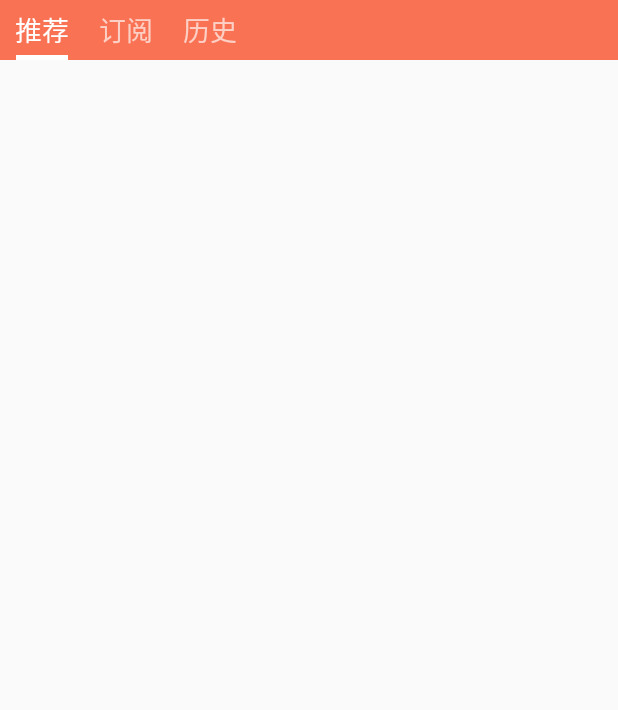
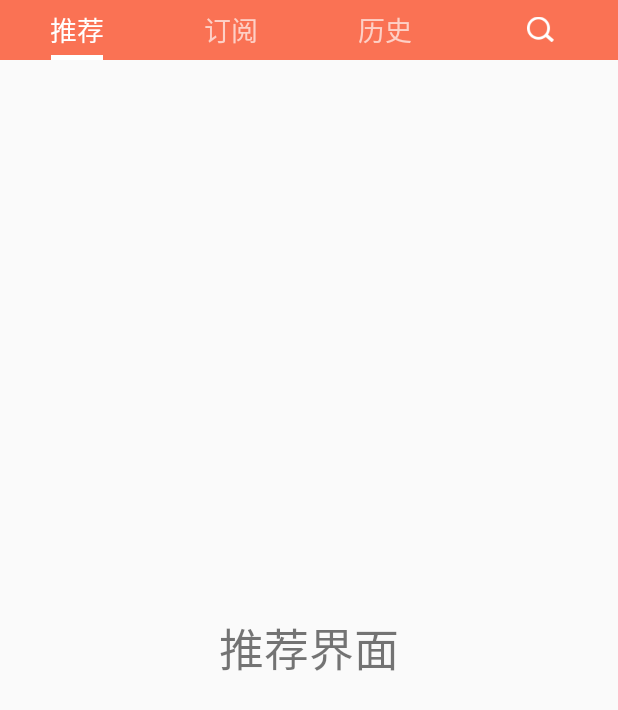
Before and after one commit to XiaNingIf/Himalaya, an Android app: the screen it shows after launch (MainActivity), on a phone screen of 412 x 824 dp. Shown: the top 710 px of the screen. Run offline under Robolectric (Android 15) with nearby library versions, the phone set to English and light mode, and no system bars.

Commit message:
完成引导栏

```diff
--- a/app/src/main/java/com/jit/himalaya/MainActivity.java
+++ b/app/src/main/java/com/jit/himalaya/MainActivity.java
@@ -1,52 +1,63 @@
 package com.jit.himalaya;
 
-import androidx.appcompat.app.AppCompatActivity;
+import androidx.fragment.app.FragmentActivity;
+import androidx.fragment.app.FragmentManager;
 import androidx.viewpager.widget.ViewPager;
 
 import android.os.Bundle;
-import android.util.Log;
 
 import com.jit.himalaya.adapters.IndicatorAdapter;
-import com.jit.himalaya.utils.LogUtil;
-import com.ximalaya.ting.android.opensdk.datatrasfer.CommonRequest;
-import com.ximalaya.ting.android.opensdk.datatrasfer.IDataCallBack;
-import com.ximalaya.ting.android.opensdk.model.category.Category;
-import com.ximalaya.ting.android.opensdk.model.category.CategoryList;
+import com.jit.himalaya.adapters.MainCotentAdapter;
 
 import net.lucode.hackware.magicindicator.MagicIndicator;
 import net.lucode.hackware.magicindicator.ViewPagerHelper;
 import net.lucode.hackware.magicindicator.buildins.commonnavigator.CommonNavigator;
 
-import java.util.HashMap;
-import java.util.List;
-import java.util.Map;
-
-public class MainActivity extends AppCompatActivity {
+public class MainActivity extends FragmentActivity {
 
     private static final String TAG = "MainActivity";
     private MagicIndicator mMagicIndicator;
     private ViewPager mContentPager;
+    private IndicatorAdapter mIndicatorAdapter;
 
     @Override
     protected void onCreate(Bundle savedInstanceState) {
         super.onCreate(savedInstanceState);
         setContentView(R.layout.activity_main);
         initView();
+        initEvent();
+    }
+
+    private void initEvent() {
+        mIndicatorAdapter.setOnIndicatorTapClickListener(new IndicatorAdapter.OnIndicatorTapClickListener() {
+            @Override
+            public void onTabClick(int index) {
+                if (mContentPager != null) {
+                    mContentPager.setCurrentItem(index);
+                }
+            }
+        });
     }
 
     private void initView() {
         mMagicIndicator = this.findViewById(R.id.main_indicator);
         mMagicIndicator.setBackgroundColor(this.getResources().getColor(R.color.main_color));
         //创建indicator的适配器
-        IndicatorAdapter adapter = new IndicatorAdapter(this);
+        mIndicatorAdapter = new IndicatorAdapter(this);
         CommonNavigator commonNavigator = new CommonNavigator(this);
-        commonNavigator.setAdapter(adapter);
+        commonNavigator.setAdjustMode(true);
+        commonNavigator.setAdapter(mIndicatorAdapter);
 
         //设置要显示的内容
 
 
         //ViewPager
         mContentPager = this.findViewById(R.id.content_page);
+
+        //创建内容适配器
+        FragmentManager supportFragmentManger = getSupportFragmentManager();
+        MainCotentAdapter mainCotentAdapter = new MainCotentAdapter(supportFragmentManger,1);
+        mContentPager.setAdapter(mainCotentAdapter);
 
         //把ViewPager和indicator相联
         mMagicIndicator.setNavigator(commonNavigator);
--- a/app/src/main/java/com/jit/himalaya/adapters/IndicatorAdapter.java
+++ b/app/src/main/java/com/jit/himalaya/adapters/IndicatorAdapter.java
@@ -19,6 +19,7 @@ public class IndicatorAdapter extends CommonNavigatorAdapter {
 
     private static final String TAG = "IndicatorAdapter";
     private final String[] mTitle;
+    private OnIndicatorTapClickListener mOnTapClickListener;
 
     public IndicatorAdapter(Context context) {
         mTitle = context.getResources().getStringArray(R.array.indicator_title);
@@ -43,21 +44,12 @@ public class IndicatorAdapter extends CommonNavigatorAdapter {
         colorTransitionPagerTitleView.setOnClickListener(new View.OnClickListener() {
             @Override
             public void onClick(View v) {
-                //TODO:
+                if (mOnTapClickListener != null) {
+                    mOnTapClickListener.onTabClick(index);
+                }
             }
         });
         return colorTransitionPagerTitleView;
-        //        SimplePagerTitleView simplePagerTitleView = new ColorTransitionPagerTitleView(context);
-        //        simplePagerTitleView.setNormalColor(Color.GRAY);
-        //        simplePagerTitleView.setSelectedColor(Color.WHITE);
-        //        simplePagerTitleView.setText(mTitle[index]);
-        //        simplePagerTitleView.setOnClickListener(new View.OnClickListener() {
-        //            @Override
-        //            public void onClick(View v) {
-        ////                mViewPager.setCurrentItem(index);
-        //            }
-        //        });
-        //        return simplePagerTitleView;
     }
 
     @Override
@@ -67,4 +59,12 @@ public class IndicatorAdapter extends CommonNavigatorAdapter {
         linePagerIndicator.setColors(Color.parseColor("#ffffff"));
         return linePagerIndicator;
     }
+
+    public void setOnIndicatorTapClickListener(OnIndicatorTapClickListener listener){
+        this.mOnTapClickListener = listener;
+    }
+
+    public interface OnIndicatorTapClickListener{
+        void onTabClick(int index);
+    }
 }
--- /dev/null
+++ b/app/src/main/java/com/jit/himalaya/adapters/MainCotentAdapter.java
@@ -0,0 +1,26 @@
+package com.jit.himalaya.adapters;
+
+import androidx.annotation.NonNull;
+import androidx.fragment.app.Fragment;
+import androidx.fragment.app.FragmentManager;
+import androidx.fragment.app.FragmentPagerAdapter;
+
+import com.jit.himalaya.utils.FragmentCreator;
+
+public class MainCotentAdapter extends FragmentPagerAdapter {
+
+    public MainCotentAdapter(@NonNull FragmentManager fm, int behavior) {
+        super(fm, behavior);
+    }
+
+    @NonNull
+    @Override
+    public Fragment getItem(int position) {
+        return FragmentCreator.getFragment(position);
+    }
+
+    @Override
+    public int getCount() {
+        return FragmentCreator.PAGE_COUNT;
+    }
+}
--- /dev/null
+++ b/app/src/main/java/com/jit/himalaya/adapters/ViewPagerAdapter.java
@@ -0,0 +1,5 @@
+package com.jit.himalaya.adapters;
+
+public class ViewPagerAdapter {
+
+}
--- /dev/null
+++ b/app/src/main/java/com/jit/himalaya/fragments/BaseFragment.java
@@ -0,0 +1,26 @@
+package com.jit.himalaya.fragments;
+
+import android.os.Bundle;
+import android.view.LayoutInflater;
+import android.view.View;
+import android.view.ViewGroup;
+
+import androidx.annotation.NonNull;
+import androidx.annotation.Nullable;
+import androidx.fragment.app.Fragment;
+
+public abstract class BaseFragment extends Fragment {
+
+    private View mRootView;
+
+    @Nullable
+    @Override
+    public View onCreateView(@NonNull LayoutInflater inflater, @Nullable ViewGroup container, @Nullable Bundle savedInstanceState) {
+        mRootView = onSubViewLoaded(inflater,container);
+        return mRootView;
+    }
+
+
+
+    protected abstract View onSubViewLoaded(LayoutInflater layoutInflater, ViewGroup container);
+}
--- /dev/null
+++ b/app/src/main/java/com/jit/himalaya/fragments/HistoryFragment.java
@@ -0,0 +1,16 @@
+package com.jit.himalaya.fragments;
+
+import android.view.LayoutInflater;
+import android.view.View;
+import android.view.ViewGroup;
+
+import com.jit.himalaya.R;
+
+public class HistoryFragment extends BaseFragment {
+
+    @Override
+    protected View onSubViewLoaded(LayoutInflater layoutInflater, ViewGroup container) {
+        View rootView = layoutInflater.inflate((R.layout.fragment_history), container,false);
+        return rootView;
+    }
+}
--- /dev/null
+++ b/app/src/main/java/com/jit/himalaya/fragments/RecommendFragment.java
@@ -0,0 +1,15 @@
+package com.jit.himalaya.fragments;
+
+import android.view.LayoutInflater;
+import android.view.View;
+import android.view.ViewGroup;
+
+import com.jit.himalaya.R;
+
+public class RecommendFragment extends  BaseFragment {
+    @Override
+    protected View onSubViewLoaded(LayoutInflater layoutInflater, ViewGroup container) {
+        View rootView = layoutInflater.inflate((R.layout.fragment_recommend), container,false);
+        return rootView;
+    }
+}
--- /dev/null
+++ b/app/src/main/java/com/jit/himalaya/fragments/SubscriptionFragment.java
@@ -0,0 +1,15 @@
+package com.jit.himalaya.fragments;
+
+import android.view.LayoutInflater;
+import android.view.View;
+import android.view.ViewGroup;
+
+import com.jit.himalaya.R;
+
+public class SubscriptionFragment extends BaseFragment{
+    @Override
+    protected View onSubViewLoaded(LayoutInflater layoutInflater, ViewGroup container) {
+        View rootView = layoutInflater.inflate((R.layout.fragment_subscription), container,false);
+        return rootView;
+    }
+}
--- /dev/null
+++ b/app/src/main/java/com/jit/himalaya/utils/FragmentCreator.java
@@ -0,0 +1,39 @@
+package com.jit.himalaya.utils;
+
+import com.jit.himalaya.fragments.BaseFragment;
+import com.jit.himalaya.fragments.HistoryFragment;
+import com.jit.himalaya.fragments.RecommendFragment;
+import com.jit.himalaya.fragments.SubscriptionFragment;
+
+import java.util.HashMap;
+import java.util.Map;
+
+public class FragmentCreator {
+    public final static  int INDEX_RECOMMEND = 0;
+    public final static  int INDEX_SUBSCRIPTION = 1;
+    public final static  int INDEX_HISTORY = 2;
+
+    public final static  int PAGE_COUNT = 3;
+
+    private  static Map<Integer, BaseFragment> sCacha = new HashMap<>();
+
+    public static  BaseFragment getFragment(int index){
+        BaseFragment baseFragment = sCacha.get(index);
+        if(baseFragment != null){
+            return baseFragment;
+        }
+        switch (index){
+            case INDEX_RECOMMEND:
+                baseFragment = new RecommendFragment();
+                        break;
+            case INDEX_SUBSCRIPTION:
+                baseFragment = new SubscriptionFragment();
+            case INDEX_HISTORY:
+                baseFragment = new HistoryFragment();
+        }
+
+        sCacha.put(index,baseFragment);
+        return baseFragment;
+
+    }
+}
--- a/app/src/main/res/layout/activity_main.xml
+++ b/app/src/main/res/layout/activity_main.xml
@@ -1,20 +1,48 @@
 <?xml version="1.0" encoding="utf-8"?>
-<RelativeLayout xmlns:android="http://schemas.android.com/apk/res/android"
+<LinearLayout xmlns:android="http://schemas.android.com/apk/res/android"
     xmlns:tools="http://schemas.android.com/tools"
     android:layout_width="match_parent"
     android:layout_height="match_parent"
+    android:orientation="vertical"
     tools:context=".MainActivity">
 
-    <net.lucode.hackware.magicindicator.MagicIndicator
-        android:id="@+id/main_indicator"
+    <LinearLayout
         android:layout_width="match_parent"
         android:layout_height="40dp"
-         />
+        android:background="@color/main_color"
+        android:orientation="horizontal">
+        <net.lucode.hackware.magicindicator.MagicIndicator
+            android:id="@+id/main_indicator"
+            android:layout_width="0dp"
+            android:layout_weight="3"
+            android:layout_height="match_parent"
+            />
+
+        <RelativeLayout
+            android:layout_width="0dp"
+            android:layout_height="match_parent"
+            android:layout_weight="1"
+            >
+            <ImageView
+                android:layout_weight="1"
+                android:layout_width="18dp"
+                android:src="@mipmap/search_icon"
+                android:layout_centerInParent="true"
+                android:layout_height="18dp"/>
+        </RelativeLayout>
+
+
+    </LinearLayout>
+
+
+
+
 
     <androidx.viewpager.widget.ViewPager
+        android:overScrollMode="never"
         android:id="@+id/content_page"
         android:layout_width="match_parent"
         android:layout_height="match_parent"
         />
 
-</RelativeLayout>
+</LinearLayout>
--- /dev/null
+++ b/app/src/main/res/layout/fragment_history.xml
@@ -0,0 +1,13 @@
+<?xml version="1.0" encoding="utf-8"?>
+<RelativeLayout
+    xmlns:android="http://schemas.android.com/apk/res/android" android:layout_width="match_parent"
+    android:layout_height="match_parent">
+
+    <TextView
+        android:layout_width="wrap_content"
+        android:layout_height="wrap_content"
+        android:layout_centerInParent="true"
+        android:text="历史界面"
+        android:textSize="30sp"/>
+
+</RelativeLayout>
--- /dev/null
+++ b/app/src/main/res/layout/fragment_recommend.xml
@@ -0,0 +1,13 @@
+<?xml version="1.0" encoding="utf-8"?>
+<RelativeLayout
+    xmlns:android="http://schemas.android.com/apk/res/android" android:layout_width="match_parent"
+    android:layout_height="match_parent">
+
+    <TextView
+        android:layout_width="wrap_content"
+        android:layout_height="wrap_content"
+        android:layout_centerInParent="true"
+        android:text="推荐界面"
+        android:textSize="30sp"/>
+
+</RelativeLayout>
--- /dev/null
+++ b/app/src/main/res/layout/fragment_subscription.xml
@@ -0,0 +1,13 @@
+<?xml version="1.0" encoding="utf-8"?>
+<RelativeLayout
+    xmlns:android="http://schemas.android.com/apk/res/android" android:layout_width="match_parent"
+    android:layout_height="match_parent">
+
+    <TextView
+        android:layout_width="wrap_content"
+        android:layout_height="wrap_content"
+        android:layout_centerInParent="true"
+        android:text="订阅界面"
+        android:textSize="30sp"/>
+
+</RelativeLayout>
```
Also changed, not shown: app/src/main/res/mipmap-mdpi/search_icon.png (added).
